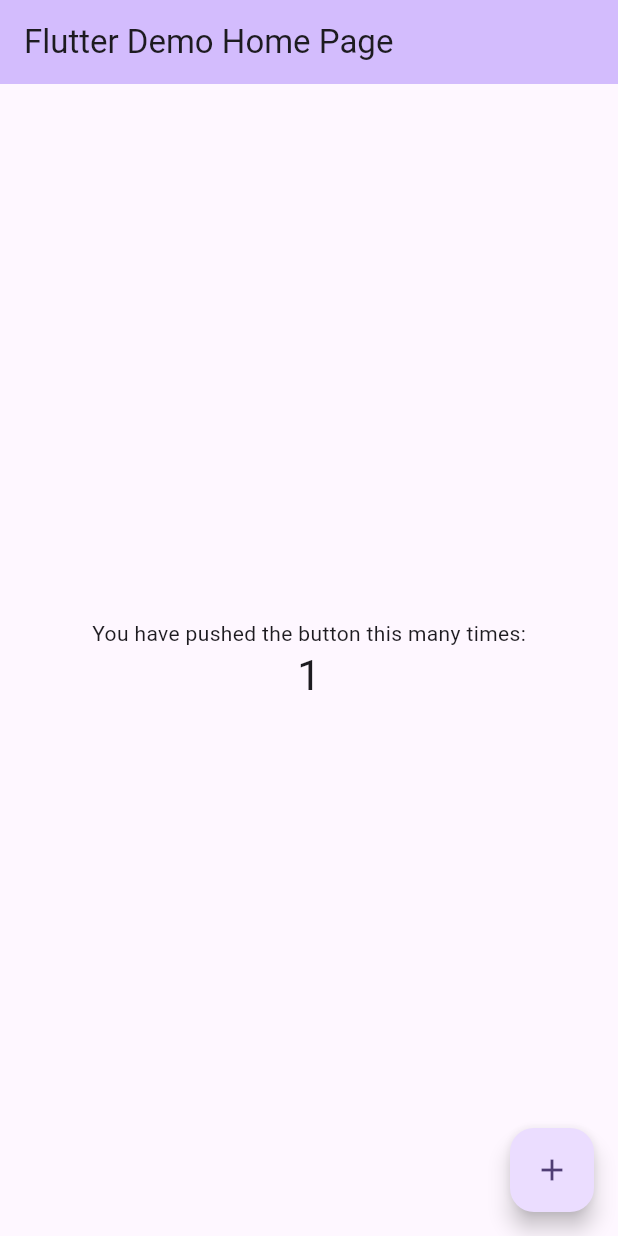
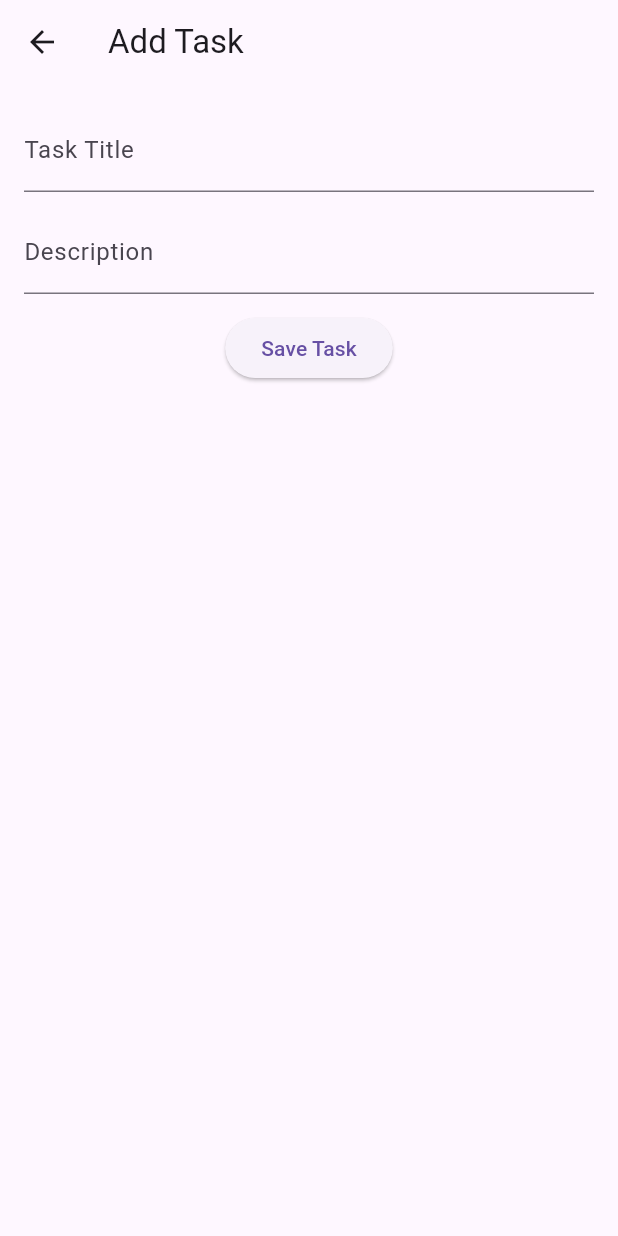
Before and after one commit to etoure2004/Todo-app, a Flutter app: the screen it shows after launch, after a tap on the "add" icon, on a phone screen of 412 x 824 dp. Run offline on Flutter 3.47's test engine with Material 3 defaults, Android fonts, the phone set to English and light mode, and no system bars.

Commit message:
UI for home screen

```diff
--- a/lib/main.dart
+++ b/lib/main.dart
@@ -1,122 +1,26 @@
 import 'package:flutter/material.dart';
+import 'screens/home_screen.dart';
+import 'screens/task_screen.dart';
 
 void main() {
-  runApp(const MyApp());
+  runApp(const TodoApp());
 }
 
-class MyApp extends StatelessWidget {
-  const MyApp({super.key});
+class TodoApp extends StatelessWidget {
+  const TodoApp({super.key});
 
-  // This widget is the root of your application.
   @override
   Widget build(BuildContext context) {
     return MaterialApp(
-      title: 'Flutter Demo',
+      title: 'Flutter To-Do App',
       theme: ThemeData(
-        // This is the theme of your application.
-        //
-        // TRY THIS: Try running your application with "flutter run". You'll see
-        // the application has a purple toolbar. Then, without quitting the app,
-        // try changing the seedColor in the colorScheme below to Colors.green
-        // and then invoke "hot reload" (save your changes or press the "hot
-        // reload" button in a Flutter-supported IDE, or press "r" if you used
-        // the command line to start the app).
-        //
-        // Notice that the counter didn't reset back to zero; the application
-        // state is not lost during the reload. To reset the state, use hot
-        // restart instead.
-        //
-        // This works for code too, not just values: Most code changes can be
-        // tested with just a hot reload.
-        colorScheme: ColorScheme.fromSeed(seedColor: Colors.deepPurple),
+        primarySwatch: Colors.red,
       ),
-      home: const MyHomePage(title: 'Flutter Demo Home Page'),
+      initialRoute: '/',
+      routes: {
+        '/': (context) => const HomeScreen(),
+        '/add': (context) => const AddTaskScreen(),
+      },
     );
   }
 }
-
-class MyHomePage extends StatefulWidget {
-  const MyHomePage({super.key, required this.title});
-
-  // This widget is the home page of your application. It is stateful, meaning
-  // that it has a State object (defined below) that contains fields that affect
-  // how it looks.
-
-  // This class is the configuration for the state. It holds the values (in this
-  // case the title) provided by the parent (in this case the App widget) and
-  // used by the build method of the State. Fields in a Widget subclass are
-  // always marked "final".
-
-  final String title;
-
-  @override
-  State<MyHomePage> createState() => _MyHomePageState();
-}
-
-class _MyHomePageState extends State<MyHomePage> {
-  int _counter = 0;
-
-  void _incrementCounter() {
-    setState(() {
-      // This call to setState tells the Flutter framework that something has
-      // changed in this State, which causes it to rerun the build method below
-      // so that the display can reflect the updated values. If we changed
-      // _counter without calling setState(), then the build method would not be
-      // called again, and so nothing would appear to happen.
-      _counter++;
-    });
-  }
-
-  // @override
-  Widget build(BuildContext context) {
-    // This method is rerun every time setState is called, for instance as done
-    // by the _incrementCounter method above.
-    //
-    // The Flutter framework has been optimized to make rerunning build methods
-    // fast, so that you can just rebuild anything that needs updating rather
-    // than having to individually change instances of widgets.
-    return Scaffold(
-      appBar: AppBar(
-        // TRY THIS: Try changing the color here to a specific color (to
-        // Colors.amber, perhaps?) and trigger a hot reload to see the AppBar
-        // change color while the other colors stay the same.
-        backgroundColor: Theme.of(context).colorScheme.inversePrimary,
-        // Here we take the value from the MyHomePage object that was created by
-        // the App.build method, and use it to set our appbar title.
-        title: Text(widget.title),
-      ),
-      body: Center(
-        // Center is a layout widget. It takes a single child and positions it
-        // in the middle of the parent.
-        child: Column(
-          // Column is also a layout widget. It takes a list of children and
-          // arranges them vertically. By default, it sizes itself to fit its
-          // children horizontally, and tries to be as tall as its parent.
-          //
-          // Column has various properties to control how it sizes itself and
-          // how it positions its children. Here we use mainAxisAlignment to
-          // center the children vertically; the main axis here is the vertical
-          // axis because Columns are vertical (the cross axis would be
-          // horizontal).
-          //
-          // TRY THIS: Invoke "debug painting" (choose the "Toggle Debug Paint"
-          // action in the IDE, or press "p" in the console), to see the
-          // wireframe for each widget.
-          mainAxisAlignment: MainAxisAlignment.center,
-          children: <Widget>[
-            const Text('You have pushed the button this many times:'),
-            Text(
-              '$_counter',
-              style: Theme.of(context).textTheme.headlineMedium,
-            ),
-          ],
-        ),
-      ),
-      floatingActionButton: FloatingActionButton(
-        onPressed: _incrementCounter,
-        tooltip: 'Increment',
-        child: const Icon(Icons.add),
-      ), // This trailing comma makes auto-formatting nicer for build methods.
-    );
-  }
-}
--- /dev/null
+++ b/lib/screens/home_screen.dart
@@ -0,0 +1,33 @@
+import 'package:flutter/material.dart';
+
+class HomeScreen extends StatelessWidget {
+  const HomeScreen({super.key});
+
+  @override
+  Widget build(BuildContext context) {
+    return Scaffold(
+      appBar: AppBar(
+        title: const Text('My To-Do List'),
+      ),
+      body: ListView.builder(
+        itemCount: 5, // Placeholder
+        itemBuilder: (context, index) {
+          return Card(
+            margin: const EdgeInsets.symmetric(horizontal: 16, vertical: 8),
+            child: ListTile(
+              title: Text('Task ${index + 1}'),
+              subtitle: const Text('Due: Today'),
+              trailing: const Icon(Icons.check_circle_outline),
+            ),
+          );
+        },
+      ),
+      floatingActionButton: FloatingActionButton(
+        onPressed: () {
+          Navigator.pushNamed(context, '/add');
+        },
+        child: const Icon(Icons.add),
+      ),
+    );
+  }
+}
--- /dev/null
+++ b/lib/screens/task_screen.dart
@@ -0,0 +1,33 @@
+import 'package:flutter/material.dart';
+
+class AddTaskScreen extends StatelessWidget {
+  const AddTaskScreen({super.key});
+
+  @override
+  Widget build(BuildContext context) {
+    return Scaffold(
+      appBar: AppBar(title: const Text('Add Task')),
+      body: Padding(
+        padding: const EdgeInsets.all(16.0),
+        child: Column(
+          children: [
+            TextField(
+              decoration: const InputDecoration(labelText: 'Task Title'),
+            ),
+            const SizedBox(height: 12),
+            TextField(
+              decoration: const InputDecoration(labelText: 'Description'),
+            ),
+            const SizedBox(height: 12),
+            ElevatedButton(
+              onPressed: () {
+                Navigator.pop(context); // Save later
+              },
+              child: const Text('Save Task'),
+            ),
+          ],
+        ),
+      ),
+    );
+  }
+}
```
